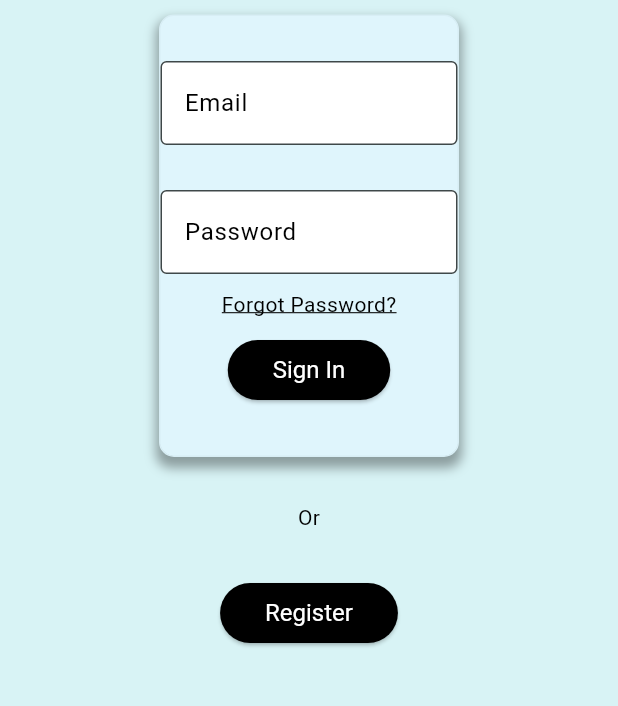
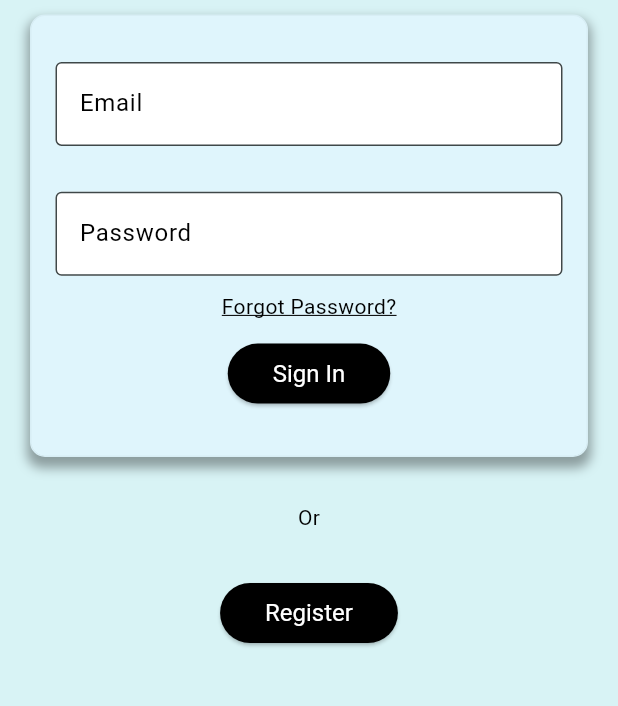
Before and after one commit to HuttonN/Book-Buddy, a Flutter app: the screen it shows after launch, after a tap on "Get Started!", on a phone screen of 412 x 824 dp, the part 227-933 px from its top. Run offline on Flutter 3.47's test engine with Material 3 defaults, Android fonts, the phone set to English and light mode, and no system bars; our stand-ins replace camera, cloud_firestore, firebase_auth, firebase_core, google_generative_ai; missing offline and left inert: google_mlkit_text_recognition; accounts and stored records are empty; network calls fail.

Commit message:
spacing on login page.

```diff
--- a/book_buddy/lib/screens/login.dart
+++ b/book_buddy/lib/screens/login.dart
@@ -93,6 +93,16 @@ class _LoginState extends State<Login> {
 
   @override
   Widget build(BuildContext context) {
+
+    // Get screen width
+    double screenWidth = MediaQuery.of(context).size.width;
+
+    // Define the margin (you can modify this to make it editable)
+    double margin = 20.0;
+
+    // Calculate the available width by subtracting the margin from the screen width
+    double availiableWidth = screenWidth - margin * 2;
+
     return Scaffold(
       // Adjust layout when keyboard appears
       resizeToAvoidBottomInset: true,
@@ -136,7 +146,7 @@ class _LoginState extends State<Login> {
 
                 // Main login form container
                 Container(
-                  width: 200,
+                  width: availiableWidth,
                   height: 295,
                   decoration: BoxDecoration(
                     color: _isDarkMode ? Colors.black : Color.fromARGB(255, 223, 245, 252),
@@ -156,11 +166,15 @@ class _LoginState extends State<Login> {
                 ),
                   alignment: Alignment.center,
                   child: Column(
+                    mainAxisAlignment: MainAxisAlignment.spaceEvenly,
                     children: [
+
+
                       // Add space
                       SizedBox(height: 30),
 
                       // Email input field
+                      Padding( padding: EdgeInsets.symmetric(horizontal: 16.0),child:
                       TextField(
                         controller: emailController,
                         decoration:
@@ -171,14 +185,16 @@ class _LoginState extends State<Login> {
                                 fillColor: _isDarkMode ? Colors.grey: Colors.white,
                                 filled: true
                           )
-                      ),
+                      ),),
 
                       // Add space
                       SizedBox(height: 30),
 
                       // Password input field
+                      Padding(padding: EdgeInsets.symmetric(horizontal: 16.0), child:
                       TextField(
                         controller: passwordController,
+
                         decoration:
                           InputDecoration(
                                 labelText: 'Password',
@@ -189,7 +205,7 @@ class _LoginState extends State<Login> {
                           ),
                           // Hides input characters
                           obscureText: true,
-                      ),
+                      ),),
 
                       // Add space
                       SizedBox(height: 10),
```
